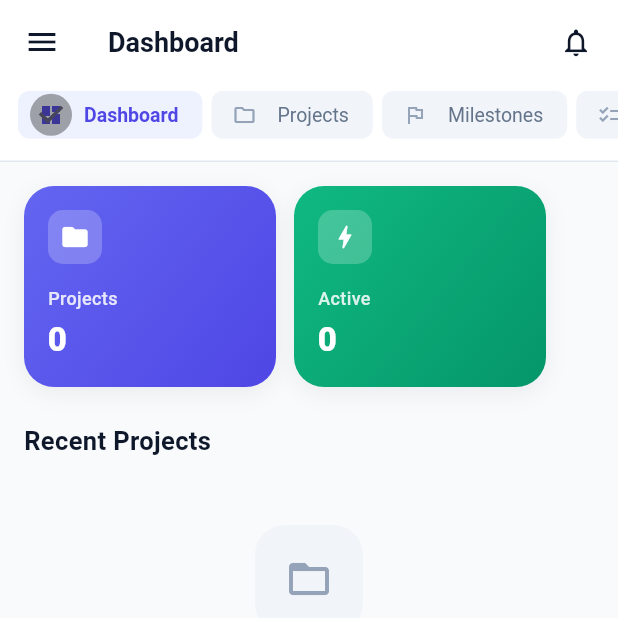
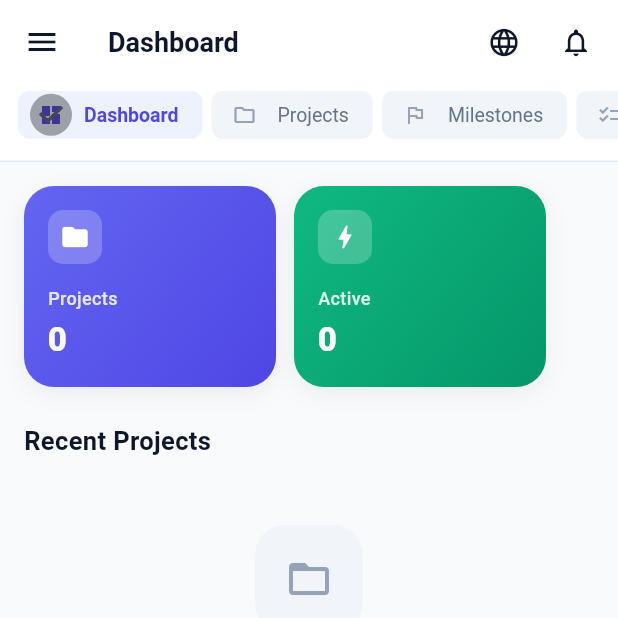
Before and after one commit to malangwa/project-milestone, a Flutter app: the HomeShell screen opened by its route, on a phone screen of 412 x 824 dp, the top half of it. Run offline on Flutter 3.47's test engine with Material 3 defaults, Android fonts, the light colour scheme and no system bars; our stand-ins replace dio, file_picker, flutter_secure_storage, share_plus; accounts and stored records are empty; network calls fail.

Commit message:
feat(mobile): add bilingual English/Swahili support with language toggle (i18n foundation + nav, drawer, settings translated)

```diff
--- a/mobile/lib/app/app.dart
+++ b/mobile/lib/app/app.dart
@@ -2,6 +2,7 @@ import 'package:flutter/material.dart';
 
 import '../config/app_theme.dart';
 import '../data/services/session_controller.dart';
+import '../l10n/app_i18n.dart';
 import 'routes.dart';
 
 class ProjectMilestoneApp extends StatelessWidget {
@@ -15,7 +16,7 @@ class ProjectMilestoneApp extends StatelessWidget {
   @override
   Widget build(BuildContext context) {
     return AnimatedBuilder(
-      animation: sessionController,
+      animation: Listenable.merge([sessionController, AppI18n.instance]),
       builder: (context, _) {
         return MaterialApp(
           title: 'Project Milestone',
--- /dev/null
+++ b/mobile/lib/l10n/app_i18n.dart
@@ -0,0 +1,63 @@
+import 'package:flutter/foundation.dart';
+import 'package:flutter_secure_storage/flutter_secure_storage.dart';
+
+import 'translations.dart';
+
+/// Lightweight i18n controller.
+/// Wraps a current language code ('en' or 'sw') and exposes [t] for lookups.
+/// Persists the choice via flutter_secure_storage.
+class AppI18n extends ChangeNotifier {
+  AppI18n._();
+  static final AppI18n instance = AppI18n._();
+
+  static const _storageKey = 'app_language';
+  static const _storage = FlutterSecureStorage();
+
+  String _lang = 'en';
+  String get lang => _lang;
+  bool get isSwahili => _lang == 'sw';
+
+  /// Load the saved language, if any. Call once at startup.
+  Future<void> load() async {
+    try {
+      final saved = await _storage.read(key: _storageKey);
+      if (saved == 'sw' || saved == 'en') {
+        _lang = saved!;
+        notifyListeners();
+      }
+    } catch (_) {
+      // ignore – stick to default
+    }
+  }
+
+  Future<void> setLanguage(String code) async {
+    if (code != 'en' && code != 'sw') return;
+    if (_lang == code) return;
+    _lang = code;
+    notifyListeners();
+    try {
+      await _storage.write(key: _storageKey, value: code);
+    } catch (_) {
+      // ignore
+    }
+  }
+
+  Future<void> toggle() async {
+    await setLanguage(_lang == 'en' ? 'sw' : 'en');
+  }
+
+  /// Returns the translation for [key]. Falls back to English then to the key.
+  String t(String key) {
+    final byLang = translations[_lang];
+    final value = byLang?[key];
+    if (value != null && value.isNotEmpty) return value;
+    final en = translations['en']?[key];
+    if (en != null && en.isNotEmpty) return en;
+    return key;
+  }
+}
+
+/// Convenient extension so you can write `'projects'.tr` anywhere.
+extension StringTranslate on String {
+  String get tr => AppI18n.instance.t(this);
+}
--- a/mobile/lib/main.dart
+++ b/mobile/lib/main.dart
@@ -2,8 +2,10 @@ import 'package:flutter/material.dart';
 
 import 'app/app.dart';
 import 'data/services/session_controller.dart';
+import 'l10n/app_i18n.dart';
 
 Future<void> main() async {
   WidgetsFlutterBinding.ensureInitialized();
+  await AppI18n.instance.load();
   runApp(ProjectMilestoneApp(sessionController: SessionController.instance));
 }
--- a/mobile/lib/presentation/widgets/home_shell.dart
+++ b/mobile/lib/presentation/widgets/home_shell.dart
@@ -3,6 +3,7 @@ import 'package:flutter/material.dart';
 import '../../app/routes.dart';
 import '../../config/app_theme.dart';
 import '../../data/services/session_controller.dart';
+import '../../l10n/app_i18n.dart';
 import '../pages/activities/activity_list_page.dart';
 import '../pages/audit/audit_logs_page.dart';
 import '../pages/calendar/calendar_page.dart';
@@ -38,23 +39,23 @@ class _HomeShellState extends State<HomeShell> {
     final isManager = role == 'manager';
 
     return [
-      const _NavItem('Dashboard', Icons.dashboard_outlined, Icons.dashboard),
-      const _NavItem('Projects', Icons.folder_outlined, Icons.folder),
-      const _NavItem('Milestones', Icons.flag_outlined, Icons.flag),
-      const _NavItem('Tasks', Icons.checklist_outlined, Icons.checklist),
-      const _NavItem('Expenses', Icons.receipt_long_outlined, Icons.receipt_long),
-      const _NavItem('Issues', Icons.bug_report_outlined, Icons.bug_report),
-      const _NavItem('Reports', Icons.bar_chart_outlined, Icons.bar_chart),
-      const _NavItem('Store', Icons.inventory_2_outlined, Icons.inventory_2),
-      const _NavItem('Calendar', Icons.calendar_month_outlined, Icons.calendar_month),
-      const _NavItem('Search', Icons.search_outlined, Icons.search),
-      const _NavItem('Time Tracking', Icons.timer_outlined, Icons.timer),
-      const _NavItem('Resources', Icons.build_outlined, Icons.build),
-      const _NavItem('Activities', Icons.timeline_outlined, Icons.timeline),
+      _NavItem('Dashboard', 'nav.dashboard'.tr, Icons.dashboard_outlined, Icons.dashboard),
+      _NavItem('Projects', 'nav.projects'.tr, Icons.folder_outlined, Icons.folder),
+      _NavItem('Milestones', 'nav.milestones'.tr, Icons.flag_outlined, Icons.flag),
+      _NavItem('Tasks', 'nav.tasks'.tr, Icons.checklist_outlined, Icons.checklist),
+      _NavItem('Expenses', 'nav.expenses'.tr, Icons.receipt_long_outlined, Icons.receipt_long),
+      _NavItem('Issues', 'nav.issues'.tr, Icons.bug_report_outlined, Icons.bug_report),
+      _NavItem('Reports', 'nav.reports'.tr, Icons.bar_chart_outlined, Icons.bar_chart),
+      _NavItem('Store', 'nav.store'.tr, Icons.inventory_2_outlined, Icons.inventory_2),
+      _NavItem('Calendar', 'nav.calendar'.tr, Icons.calendar_month_outlined, Icons.calendar_month),
+      _NavItem('Search', 'nav.search'.tr, Icons.search_outlined, Icons.search),
+      _NavItem('Time Tracking', 'nav.timeTracking'.tr, Icons.timer_outlined, Icons.timer),
+      _NavItem('Resources', 'nav.resources'.tr, Icons.build_outlined, Icons.build),
+      _NavItem('Activities', 'nav.activities'.tr, Icons.timeline_outlined, Icons.timeline),
       if (isAdmin || isManager)
-        const _NavItem('Users', Icons.people_outlined, Icons.people),
+        _NavItem('Users', 'nav.users'.tr, Icons.people_outlined, Icons.people),
       if (isAdmin)
-        const _NavItem('Audit Logs', Icons.receipt_outlined, Icons.receipt),
+        _NavItem('Audit Logs', 'nav.auditLogs'.tr, Icons.receipt_outlined, Icons.receipt),
     ];
   }
 
@@ -62,8 +63,8 @@ class _HomeShellState extends State<HomeShell> {
     final destinations = _destinations;
     if (index < 0 || index >= destinations.length) return const DashboardPage();
 
-    final label = destinations[index].label;
-    return switch (label) {
+    final id = destinations[index].id;
+    return switch (id) {
       'Dashboard' => const DashboardPage(),
       'Projects' => const ProjectListPage(),
       'Milestones' => const MilestoneListPage(),
@@ -157,9 +158,27 @@ class _HomeShellState extends State<HomeShell> {
           ),
         ),
         actions: [
+          // Quick language toggle
+          PopupMenuButton<String>(
+            icon: const Icon(Icons.language, size: 22),
+            tooltip: 'settings.language'.tr,
+            onSelected: (v) => AppI18n.instance.setLanguage(v),
+            itemBuilder: (_) => [
+              CheckedPopupMenuItem(
+                value: 'en',
+                checked: AppI18n.instance.lang == 'en',
+                child: Text('settings.languageEnglish'.tr),
+              ),
+              CheckedPopupMenuItem(
+                value: 'sw',
+                checked: AppI18n.instance.lang == 'sw',
+                child: Text('settings.languageSwahili'.tr),
+              ),
+            ],
+          ),
           IconButton(
             icon: const Icon(Icons.notifications_outlined, size: 22),
-            tooltip: 'Notifications',
+            tooltip: 'nav.notifications'.tr,
             onPressed: () =>
                 Navigator.of(context).pushNamed(AppRoutes.notifications),
           ),
@@ -204,7 +223,7 @@ class _HomeShellState extends State<HomeShell> {
                   ),
                   const SizedBox(height: 12),
                   Text(
-                    user?.name ?? 'User',
+                    user?.name ?? 'label.you'.tr,
                     style: const TextStyle(
                       color: Colors.white,
                       fontWeight: FontWeight.w700,
@@ -260,7 +279,7 @@ class _HomeShellState extends State<HomeShell> {
                   ),
                   _DrawerItem(
                     icon: Icons.notifications_outlined,
-                    label: 'Notifications',
+                    label: 'nav.notifications'.tr,
                     selected: false,
                     onTap: () {
                       Navigator.of(context).pop();
@@ -269,7 +288,7 @@ class _HomeShellState extends State<HomeShell> {
                   ),
                   _DrawerItem(
                     icon: Icons.settings_outlined,
-                    label: 'Settings',
+                    label: 'nav.settings'.tr,
                     selected: false,
                     onTap: () {
                       Navigator.of(context).pop();
@@ -282,15 +301,15 @@ class _HomeShellState extends State<HomeShell> {
             const Divider(height: 1, color: AppTheme.slate200),
             InkWell(
               onTap: _logout,
-              child: const Padding(
-                padding: EdgeInsets.symmetric(horizontal: 16, vertical: 16),
+              child: Padding(
+                padding: const EdgeInsets.symmetric(horizontal: 16, vertical: 16),
                 child: Row(
                   children: [
-                    Icon(Icons.logout_rounded, size: 20, color: AppTheme.red600),
-                    SizedBox(width: 12),
+                    const Icon(Icons.logout_rounded, size: 20, color: AppTheme.red600),
+                    const SizedBox(width: 12),
                     Text(
-                      'Logout',
-                      style: TextStyle(
+                      'action.logout'.tr,
+                      style: const TextStyle(
                         color: AppTheme.red600,
                         fontWeight: FontWeight.w600,
                         fontSize: 14,
@@ -336,9 +355,10 @@ class _HomeShellState extends State<HomeShell> {
 }
 
 class _NavItem {
-  const _NavItem(this.label, this.icon, this.selectedIcon);
+  const _NavItem(this.id, this.label, this.icon, this.selectedIcon);
 
-  final String label;
+  final String id; // stable identifier (English)
+  final String label; // localized display
   final IconData icon;
   final IconData selectedIcon;
 }
```
Also changed, not shown: mobile/lib/l10n/translations.dart (added, +443 -0 lines), mobile/lib/presentation/pages/settings/settings_page.dart (+40 -14 lines).
